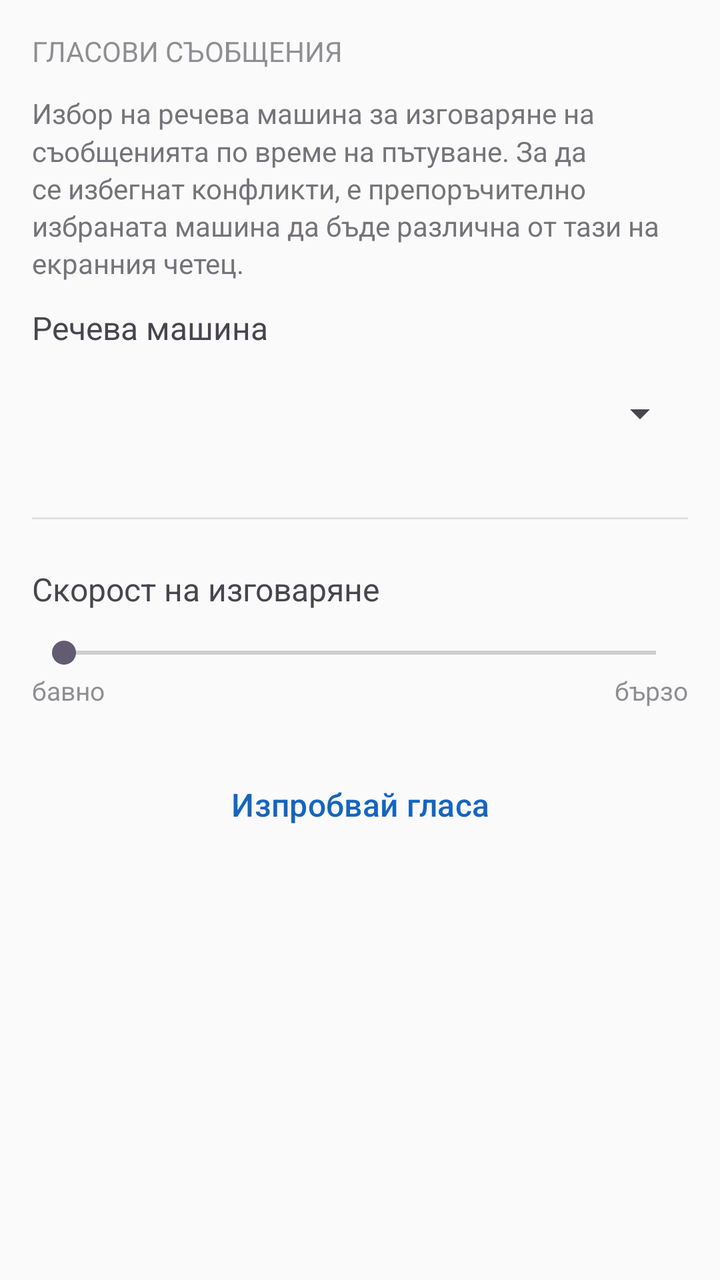
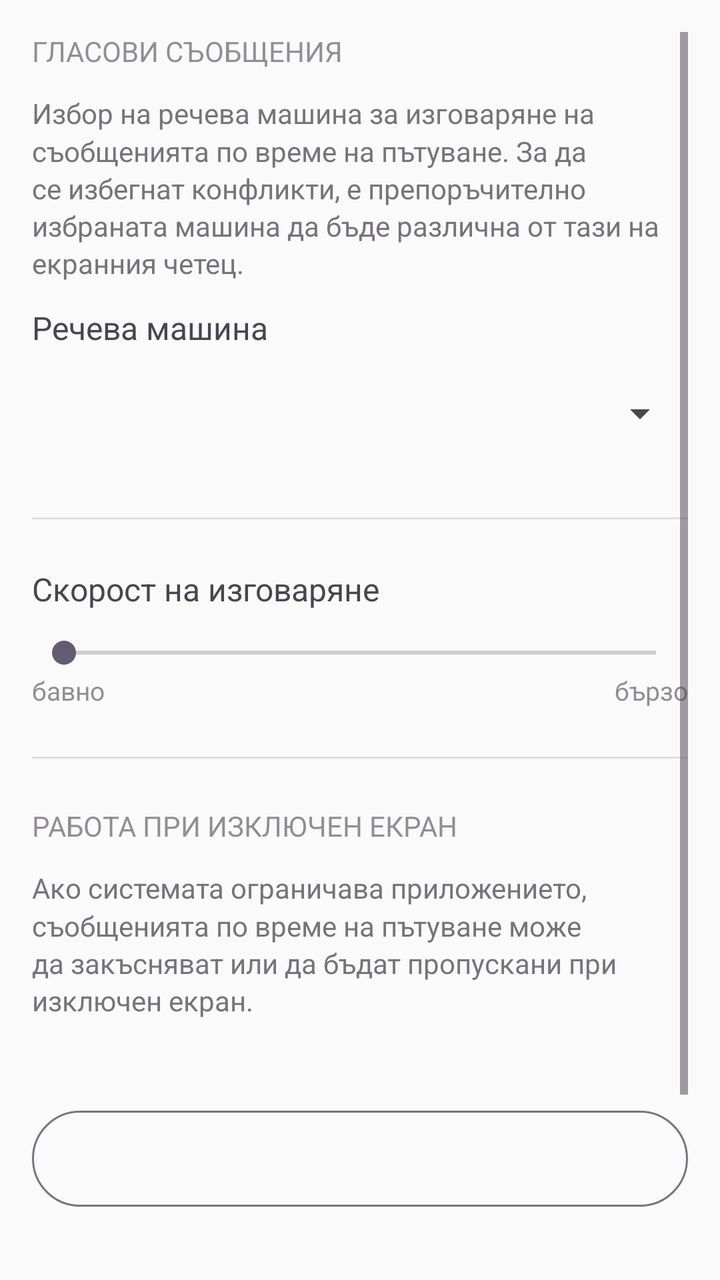

Before-and-after screenshots of an Android layout around one commit, followed by the original layout XML and the change that was made.
<!-- AndroidManifest.xml: application theme Theme.SofiaTransit -->
<!-- res/layout/fragment_settings.xml -->
<?xml version="1.0" encoding="utf-8"?>
<ScrollView xmlns:android="http://schemas.android.com/apk/res/android"
    android:layout_width="match_parent"
    android:layout_height="match_parent"
    android:padding="16dp">

    <LinearLayout
        android:layout_width="match_parent"
        android:layout_height="wrap_content"
        android:orientation="vertical">

        <TextView
            android:layout_width="match_parent"
            android:layout_height="wrap_content"
            android:text="Гласови съобщения"
            android:textSize="14sp"
            android:textAllCaps="true"
            android:alpha="0.6"
            android:accessibilityHeading="true"
            android:paddingBottom="12dp"/>

        
        <TextView
            android:layout_width="match_parent"
            android:layout_height="wrap_content"
            android:text="Избор на речева машина за изговаряне на съобщенията по време на пътуване. За да се избегнат конфликти, е препоръчително избраната машина да бъде различна от тази на екранния четец."
            android:textSize="14sp"
            android:alpha="0.75"
            android:lineSpacingMultiplier="1.15"
            android:paddingBottom="12dp"/>

        
        <TextView android:id="@+id/tvEngineLabel"
            android:layout_width="match_parent"
            android:layout_height="wrap_content"
            android:text="Речева машина"
            android:textSize="16sp"
            android:paddingBottom="4dp"/>

        <Spinner android:id="@+id/spinnerEngine"
            android:layout_width="match_parent"
            android:layout_height="56dp"
            android:minHeight="48dp"
            android:popupBackground="@color/surface"/>

        <View android:layout_width="match_parent" android:layout_height="1dp"
            android:background="#E0E0E0" android:layout_marginVertical="24dp"/>

        <TextView android:id="@+id/tvRateLabel"
            android:layout_width="match_parent"
            android:layout_height="wrap_content"
            android:text="Скорост на изговаряне"
            android:textSize="16sp"/>

        <SeekBar android:id="@+id/seekRate"
            android:layout_width="match_parent"
            android:layout_height="wrap_content"
            android:layout_marginTop="12dp"/>

        
        <LinearLayout
            android:layout_width="match_parent"
            android:layout_height="wrap_content"
            android:orientation="horizontal">

            <TextView
                android:layout_width="0dp" android:layout_weight="1"
                android:layout_height="wrap_content"
                android:text="бавно" android:textSize="13sp" android:alpha="0.6"/>

            <TextView android:id="@+id/tvRateValue"
                android:layout_width="0dp" android:layout_weight="1"
                android:layout_height="wrap_content"
                android:gravity="center"
                android:textSize="14sp"/>

            <TextView
                android:layout_width="0dp" android:layout_weight="1"
                android:layout_height="wrap_content"
                android:gravity="end"
                android:text="бързо" android:textSize="13sp" android:alpha="0.6"/>
        </LinearLayout>

        <Button android:id="@+id/btnTestSpeech"
            android:layout_width="match_parent"
            android:layout_height="56dp"
            android:layout_marginTop="20dp"
            android:text="Изпробвай гласа"
            style="@style/Widget.Material3.Button.TextButton"/>

    </LinearLayout>
</ScrollView>
<!-- resources referenced by this layout -->
<resources>
  <color name="surface">#FFFFFF</color>
  <style name="Theme.SofiaTransit" parent="Theme.Material3.DayNight.NoActionBar">
          <item name="colorPrimary">@color/primary</item>
          <item name="colorOnPrimary">@color/on_primary</item>
          <item name="colorPrimaryContainer">@color/primary_container</item>
          <item name="colorSurface">@color/surface</item>
          <item name="android:windowBackground">@color/background</item>
          
          <item name="android:textSize">16sp</item>
          
          <item name="minTouchTargetSize">48dp</item>
      </style>
  <color name="primary">#1565C0</color>
  <color name="on_primary">#FFFFFF</color>
  <color name="primary_container">#BBDEFB</color>
  <color name="background">#FAFAFA</color>
</resources>

<!-- the commit's change to res/layout/fragment_settings.xml (unified diff, before → after) -->
@@ -81,6 +81,42 @@
                 android:text="бързо" android:textSize="13sp" android:alpha="0.6"/>
         </LinearLayout>
 
+        <View android:layout_width="match_parent" android:layout_height="1dp"
+            android:background="#E0E0E0" android:layout_marginVertical="24dp"/>
+
+        <TextView
+            android:layout_width="match_parent"
+            android:layout_height="wrap_content"
+            android:text="Работа при изключен екран"
+            android:textSize="14sp"
+            android:textAllCaps="true"
+            android:alpha="0.6"
+            android:accessibilityHeading="true"
+            android:paddingBottom="12dp"/>
+
+        <TextView
+            android:layout_width="match_parent"
+            android:layout_height="wrap_content"
+            android:text="Ако системата ограничава приложението, съобщенията по време на пътуване може да закъсняват или да бъдат пропускани при изключен екран."
+            android:textSize="14sp"
+            android:alpha="0.75"
+            android:lineSpacingMultiplier="1.15"
+            android:paddingBottom="12dp"/>
+
+        <TextView android:id="@+id/tvBatteryStatus"
+            android:layout_width="match_parent"
+            android:layout_height="wrap_content"
+            android:textSize="16sp"
+            android:paddingBottom="8dp"/>
+
+        <Button android:id="@+id/btnBatterySettings"
+            android:layout_width="match_parent"
+            android:layout_height="56dp"
+            style="@style/Widget.Material3.Button.OutlinedButton"/>
+
+        <View android:layout_width="match_parent" android:layout_height="1dp"
+            android:background="#E0E0E0" android:layout_marginVertical="24dp"/>
+
         <Button android:id="@+id/btnTestSpeech"
             android:layout_width="match_parent"
             android:layout_height="56dp"
